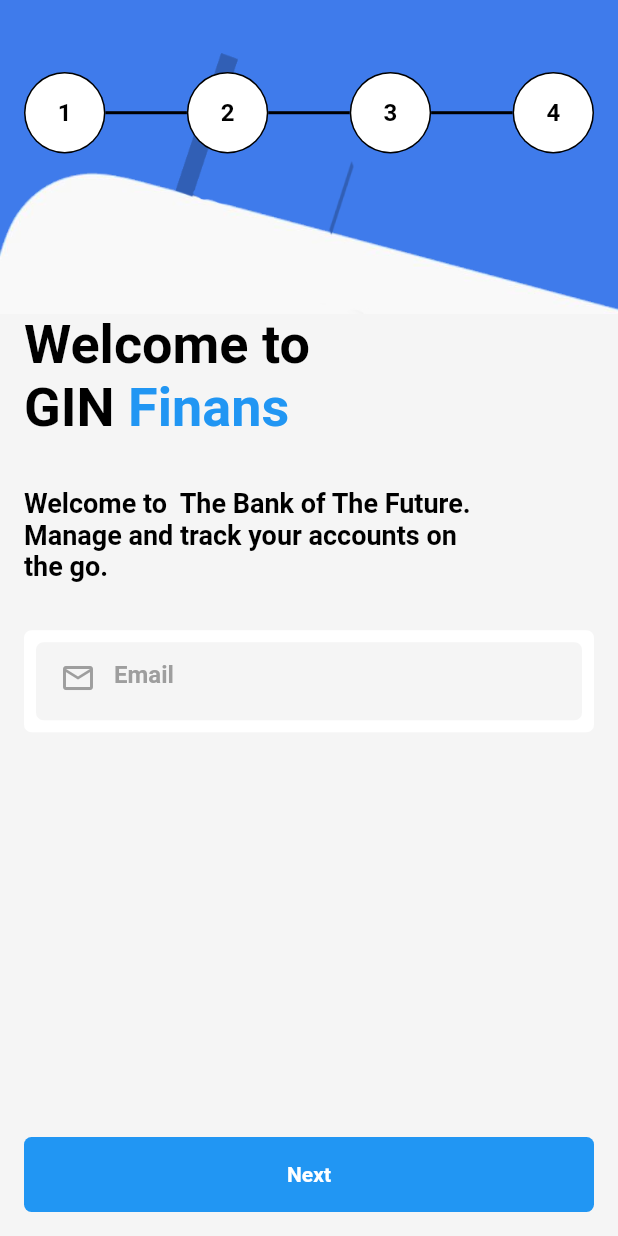
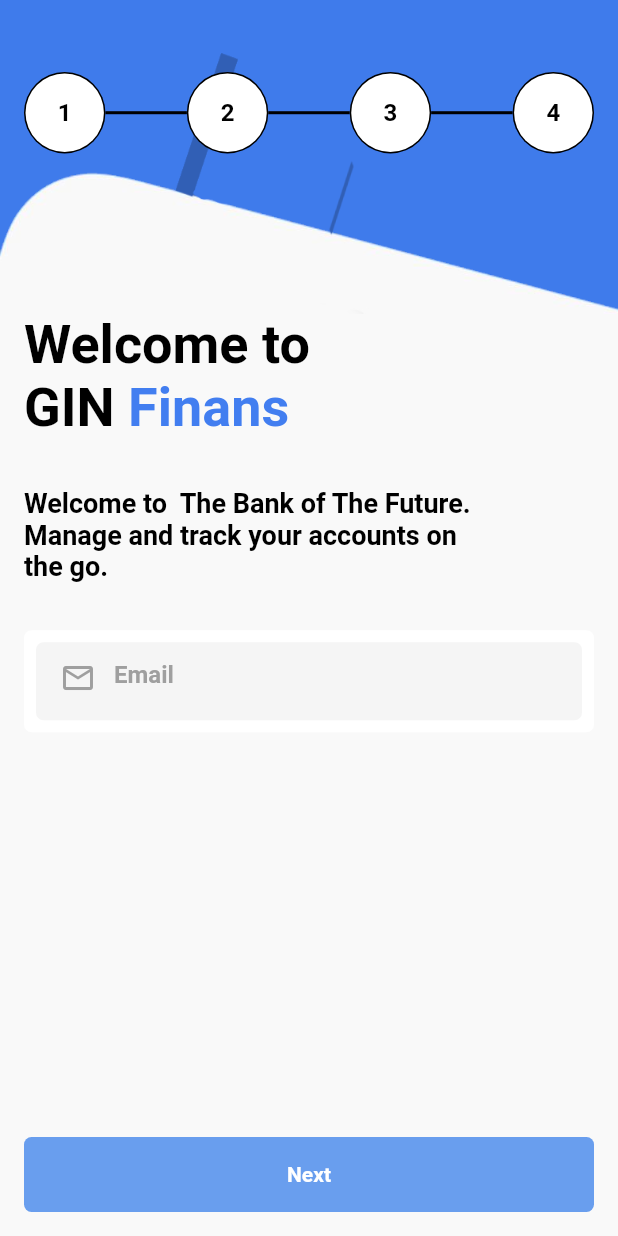
Before and after one commit to devloperAditya/flutter_demo, a Flutter app: the HomeScreen screen opened directly, on a phone screen of 412 x 824 dp. Run offline on Flutter 3.47's test engine with Material 2 defaults, Android fonts, the phone set to English and light mode, and no system bars.

Commit message:
changed colors as per UI designs given

```diff
--- a/lib/Constants/Constants.dart
+++ b/lib/Constants/Constants.dart
@@ -24,4 +24,11 @@ class Constants {
 
   static final months = ["Jan", "Feb", "Mar", "Apr", "May", "Jun", "Jul", "Aug", "Sep", "Oct", "Nov", "Dec"];
   static final weekdays = ["Mon", "Tue", "Wed", "Thr", "Fri", "Sat", "Sun"];
+
+  static final primaryBlueColor = Color.fromRGBO(66, 126, 240, 1.0);
+  static final actionButtonColor = Color.fromRGBO(105, 158, 238, 1.0);
+  static final progressMenuColor = Color.fromRGBO(120, 166, 91, 1.0);
+  static final homescreenBackground = Color.fromRGBO(249, 249, 249, 1.0);
+  static final textBackground = Color.fromRGBO(245, 245, 245, 1.0);
+  static final grey = Color.fromRGBO(159, 159, 159, 1.0);
 }
--- a/lib/activities/HomeScreen.dart
+++ b/lib/activities/HomeScreen.dart
@@ -25,7 +25,7 @@ class _HomeScreenState extends State<HomeScreen> {
         body: Container(
           height: double.infinity,
           width: double.infinity,
-          color: Colors.grey[100],
+          color: Constants.homescreenBackground,
           child: Column(
             children: <Widget>[
               Stack(
@@ -71,7 +71,7 @@ class _HomeScreenState extends State<HomeScreen> {
                             Text(
                               " Finans",
                               style: TextStyle(
-                                  color: Colors.blue[500],
+                                  color: Constants.primaryBlueColor,
                                   fontWeight: FontWeight.bold,
                                   fontSize: 36
                               ),
@@ -109,7 +109,7 @@ class _HomeScreenState extends State<HomeScreen> {
                                   borderRadius: BorderRadius.all(
                                       Radius.circular(5.0) //         <--- border radius here
                                   ),
-                                color: Colors.grey[100]
+                                color: Constants.textBackground
                               ),
                               child: Padding(
                                 padding: const EdgeInsets.only(left:4.0, bottom:4.0),
@@ -128,18 +128,18 @@ class _HomeScreenState extends State<HomeScreen> {
                                       ),
                                     ),
                                     prefixIcon: Icon(Icons.mail_outline,
-                                    color: Colors.grey,),
+                                    color: Constants.grey,),
                                     border: InputBorder.none,
                                     focusedBorder: InputBorder.none,
                                     enabledBorder: InputBorder.none,
                                     hintText: "Email",
                                     hintStyle: TextStyle(
-                                        color: Colors.grey,
+                                        color: Constants.grey,
                                         fontWeight: FontWeight.bold
                                     ),
                                   ),
                                   style: TextStyle(
-                                    color: Colors.grey
+                                    color: Constants.grey
                                   ),
                                 ),
                               ),
@@ -198,6 +198,11 @@ class _HomeScreenState extends State<HomeScreen> {
       setState(() {});
     }
     else {
+      setState(() {
+        validateEmail = false;
+        hasError = false;
+        invalidEmailMessage = "";
+      });
       Navigator.of(context).push(MaterialPageRoute(builder: (context) => PasswordScreen()));
     }
   }
--- a/lib/activities/PasswordScreen.dart
+++ b/lib/activities/PasswordScreen.dart
@@ -37,9 +37,10 @@ class _PasswordScreenState extends State<PasswordScreen> {
       child: Scaffold(
         appBar: AppBar(
           title: Text("Create Account"),
+          backgroundColor: Constants.primaryBlueColor,
         ),
         body: Container(
-          color: Colors.blue[700],
+          color: Constants.primaryBlueColor,
           child: Padding(
             padding: const EdgeInsets.symmetric(horizontal:16.0),
             child: Column(
@@ -121,7 +122,7 @@ class _PasswordScreenState extends State<PasswordScreen> {
                                     GestureDetector(
                                       child: Icon(
                                           Icons.remove_red_eye,
-                                        color: _obscureText ? Colors.grey : Colors.blue[500],
+                                        color: _obscureText ? Constants.grey : Constants.primaryBlueColor,
                                       ),
                                       onTap: () {
                                         setState(() {
--- a/lib/activities/ScheduleVideoCallScreen.dart
+++ b/lib/activities/ScheduleVideoCallScreen.dart
@@ -23,9 +23,10 @@ class _ScheduleVideoCallScreenState extends State<ScheduleVideoCallScreen> {
       child: Scaffold(
         appBar: AppBar(
           title: Text("Create Account"),
+          backgroundColor: Constants.primaryBlueColor,
         ),
         body: Container(
-          color: Colors.blue[700],
+          color: Constants.primaryBlueColor,
           child: Padding(
             padding: const EdgeInsets.symmetric(horizontal:16.0),
             child: Column(
@@ -170,7 +171,7 @@ class _ScheduleVideoCallScreenState extends State<ScheduleVideoCallScreen> {
                                               Text(
                                                 "Time",
                                                 style: TextStyle(
-                                                    color: Colors.grey
+                                                    color: Constants.grey
                                                 ),
                                               ),
                                             ],
--- a/lib/main.dart
+++ b/lib/main.dart
@@ -1,9 +1,5 @@
-import 'package:dkatalis_demo/activities/PasswordScreen.dart';
-import 'package:dkatalis_demo/activities/PersonalInfoScreen.dart';
-import 'package:dkatalis_demo/activities/ScheduleVideoCallScreen.dart';
 import 'package:flutter/material.dart';
 import 'package:flutter/services.dart';
-
 import 'activities/HomeScreen.dart';
 
 void main() => runApp(MyApp());
@@ -20,7 +16,7 @@ class MyApp extends StatelessWidget {
       theme: ThemeData(
         primarySwatch: Colors.blue,
       ),
-      home: ScheduleVideoCallScreen(),
+      home: HomeScreen(),
     );
   }
 }
--- a/lib/utilities/Validator.dart
+++ b/lib/utilities/Validator.dart
@@ -1,7 +1,6 @@
 import 'dart:core';
 
 import 'package:dkatalis_demo/models/PasswordValidationModel.dart';
-import 'package:flutter/cupertino.dart';
 
 enum type { None, Alphabetic, Numeric, AlphaNumeric }
 
@@ -311,7 +310,7 @@ class Validator {
     RegExp regExpLower = RegExp("[a-z]");
     RegExp regExpUpper = RegExp("[A-Z]");
     RegExp regExpNumber = RegExp("[0-9]");
-    RegExp regExpSpecial = RegExp("[!@#%^&*()_+]");
+//    RegExp regExpSpecial = RegExp("[!@#%^&*()_+]");
     bool hasUpper = false;
     bool hasLower = false;
     bool hasNumber = false;
--- a/lib/views/CustomActionButton.dart
+++ b/lib/views/CustomActionButton.dart
@@ -1,3 +1,4 @@
+import 'package:dkatalis_demo/Constants/Constants.dart';
 import 'package:flutter/material.dart';
 
 class CustomActionButton extends StatelessWidget {
@@ -14,7 +15,7 @@ class CustomActionButton extends StatelessWidget {
             borderRadius: BorderRadius.all(
                 Radius.circular(5.0) //         <--- border radius here
             ),
-            color: Colors.blue[500]
+            color: Constants.actionButtonColor
         ),
         child: Center(
           child: Text(
--- a/lib/views/ProgressIndicatorMenu.dart
+++ b/lib/views/ProgressIndicatorMenu.dart
@@ -26,7 +26,7 @@ class ProgressIndicatorMenu extends StatelessWidget {
                 "1",
                 style: Constants.progressItemTextStyle
               ),
-              backgroundColor: screenNo > 0 ? Colors.green : Colors.white,
+              backgroundColor: screenNo > 0 ? Constants.progressMenuColor : Colors.white,
             ),
           ),
           Container(
@@ -44,7 +44,7 @@ class ProgressIndicatorMenu extends StatelessWidget {
                   "2",
                   style: Constants.progressItemTextStyle
               ),
-              backgroundColor: screenNo > 1 ? Colors.green : Colors.white,
+              backgroundColor: screenNo > 1 ? Constants.progressMenuColor : Colors.white,
             ),
           ),
           Container(
@@ -62,7 +62,7 @@ class ProgressIndicatorMenu extends StatelessWidget {
                   "3",
                   style: Constants.progressItemTextStyle
               ),
-              backgroundColor: screenNo > 2 ? Colors.green : Colors.white,
+              backgroundColor: screenNo > 2 ? Constants.progressMenuColor : Colors.white,
             ),
           ),
           Container(
@@ -80,7 +80,7 @@ class ProgressIndicatorMenu extends StatelessWidget {
                   "4",
                   style: Constants.progressItemTextStyle
               ),
-              backgroundColor: screenNo > 3 ? Colors.green : Colors.white,
+              backgroundColor: screenNo > 3 ? Constants.progressMenuColor : Colors.white,
             ),
           ),
         ],
```
Also changed, not shown: lib/activities/PersonalInfoScreen.dart (+5 -4 lines).
